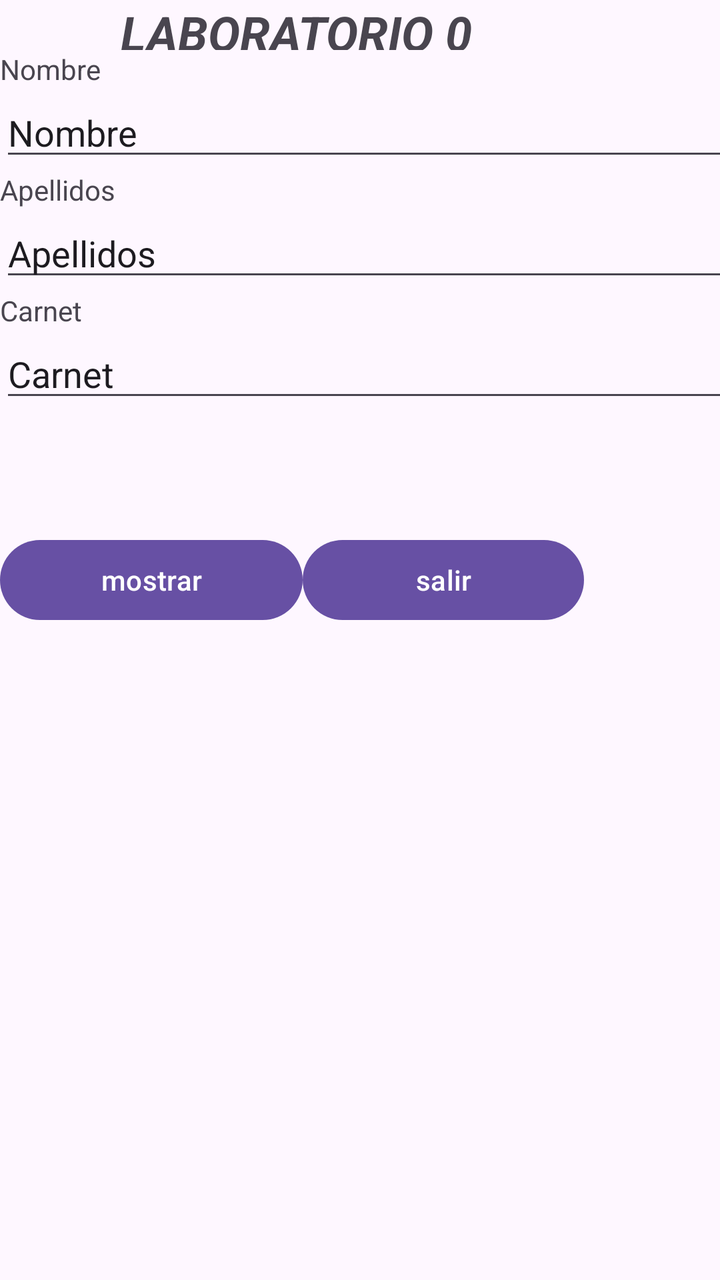
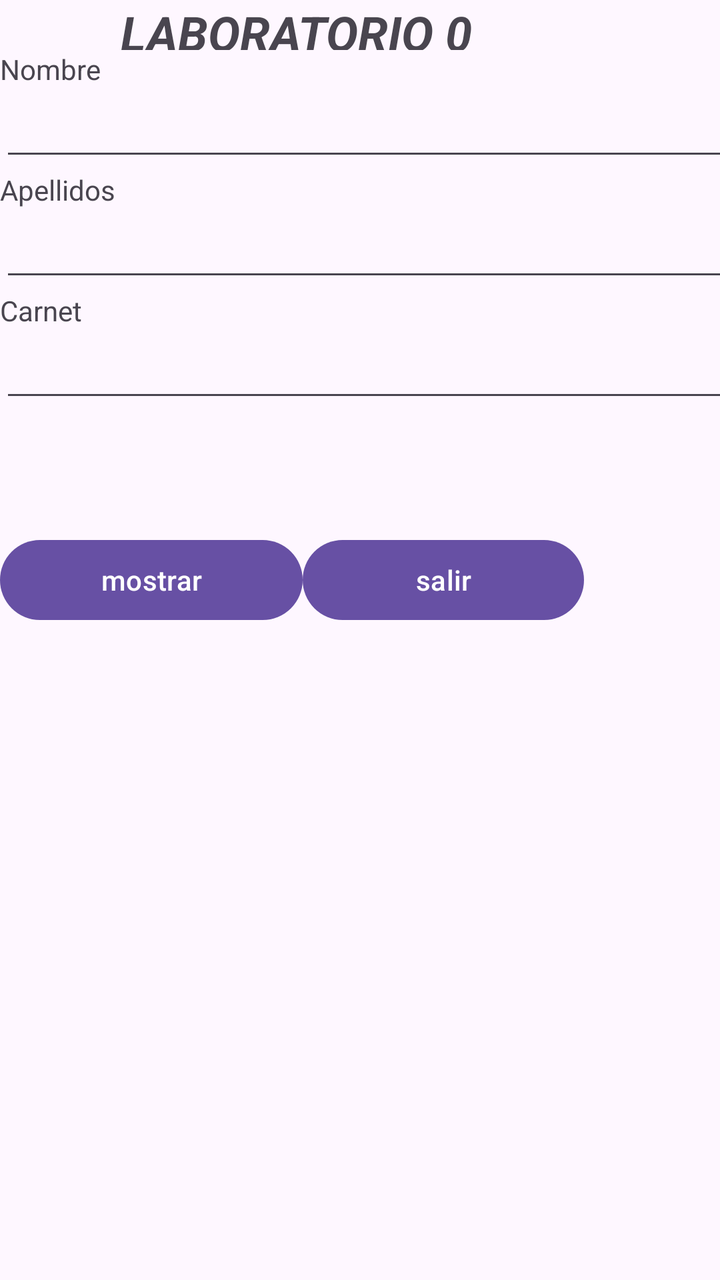

Before-and-after screenshots of an Android layout around one commit, followed by the original layout XML and the change that was made.
<!-- AndroidManifest.xml: application theme Theme.App1 -->
<!-- res/layout/activity_main.xml -->
<?xml version="1.0" encoding="utf-8"?>
<androidx.constraintlayout.widget.ConstraintLayout xmlns:android="http://schemas.android.com/apk/res/android"
    xmlns:app="http://schemas.android.com/apk/res-auto"
    xmlns:tools="http://schemas.android.com/tools"
    android:id="@+id/main"
    android:layout_width="match_parent"
    android:layout_height="match_parent"
    tools:context=".MainActivity">

    <LinearLayout
        android:layout_width="371dp"
        android:layout_height="536dp"
        android:orientation="vertical"
        tools:layout_editor_absoluteX="16dp"
        tools:layout_editor_absoluteY="40dp">

        <TextView
            android:id="@+id/textView"
            android:layout_width="296dp"
            android:layout_height="25dp"
            android:text="LABORATORIO 0"
            android:textAlignment="center"
            android:textSize="24sp"
            android:textStyle="bold|italic" />

        <LinearLayout
            android:layout_width="377dp"
            android:layout_height="241dp"
            android:orientation="vertical">

            <TextView
                android:id="@+id/textView4"
                android:layout_width="match_parent"
                android:layout_height="wrap_content"
                android:text="Nombre" />

            <EditText
                android:id="@+id/lblNombre"
                android:layout_width="match_parent"
                android:layout_height="wrap_content"
                android:ems="10"
                android:inputType="text"
                android:text="Nombre" />

            <TextView
                android:id="@+id/textView5"
                android:layout_width="match_parent"
                android:layout_height="wrap_content"
                android:text="Apellidos" />

            <EditText
                android:id="@+id/lblApellido"
                android:layout_width="match_parent"
                android:layout_height="wrap_content"
                android:ems="10"
                android:inputType="text"
                android:text="Apellidos" />

            <TextView
                android:id="@+id/textView6"
                android:layout_width="match_parent"
                android:layout_height="wrap_content"
                android:text="Carnet" />

            <EditText
                android:id="@+id/lblCarnet"
                android:layout_width="match_parent"
                android:layout_height="wrap_content"
                android:ems="10"
                android:inputType="text"
                android:text="Carnet" />

        </LinearLayout>

        <LinearLayout
            android:layout_width="292dp"
            android:layout_height="53dp"
            android:orientation="horizontal">

            <Button
                android:id="@+id/btnMostrar"
                android:layout_width="wrap_content"
                android:layout_height="wrap_content"
                android:layout_weight="1"
                android:text="mostrar" />

            <Button
                android:id="@+id/btnSalir"
                android:layout_width="wrap_content"
                android:layout_height="wrap_content"
                android:layout_weight="1"
                android:text="salir" />
        </LinearLayout>
    </LinearLayout>


</androidx.constraintlayout.widget.ConstraintLayout>
<!-- resources referenced by this layout -->
<resources>
  <style name="Theme.App1" parent="Base.Theme.App1" />
  <style name="Base.Theme.App1" parent="Theme.Material3.DayNight.NoActionBar">
          
          
      </style>
</resources>

<!-- the commit's change to res/layout/activity_main.xml (unified diff, before → after) -->
@@ -39,8 +39,7 @@
                 android:layout_width="match_parent"
                 android:layout_height="wrap_content"
                 android:ems="10"
-                android:inputType="text"
-                android:text="Nombre" />
+                android:inputType="text" />
 
             <TextView
                 android:id="@+id/textView5"
@@ -53,8 +52,7 @@
                 android:layout_width="match_parent"
                 android:layout_height="wrap_content"
                 android:ems="10"
-                android:inputType="text"
-                android:text="Apellidos" />
+                android:inputType="text" />
 
             <TextView
                 android:id="@+id/textView6"
@@ -67,8 +65,7 @@
                 android:layout_width="match_parent"
                 android:layout_height="wrap_content"
                 android:ems="10"
-                android:inputType="text"
-                android:text="Carnet" />
+                android:inputType="text" />
 
         </LinearLayout>
 
